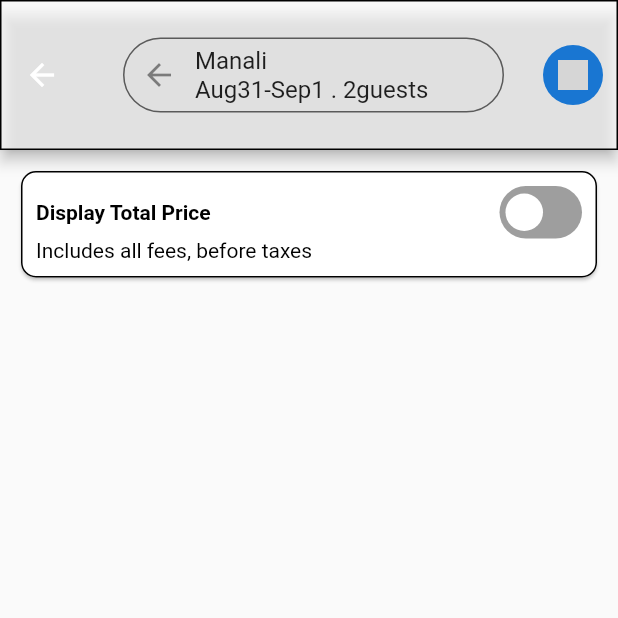
After one commit to SamarthPanchal14/Flutter_Practice, a Flutter app: the screen it shows after launch, after a tap on "go to Hotel_Screen", on a phone screen of 412 x 824 dp, the top half of it. The commit adds this screen. Run offline on Flutter 3.47's test engine with Material 2 defaults, Android fonts, the phone set to English and light mode, and no system bars; drawn by our look-alikes of flutter_switch; our stand-ins replace font_awesome_flutter, image_picker; grey boxes are pictures that could not be loaded.

Commit message:
Design Screen commit

```diff
--- /dev/null
+++ b/lib/Navigator/HotelScreen.dart
@@ -0,0 +1,109 @@
+import 'package:flutter/material.dart';
+import 'package:flutter_switch/flutter_switch.dart';
+import 'package:font_awesome_flutter/font_awesome_flutter.dart';
+
+class hotelscreen extends StatefulWidget {
+  const hotelscreen({Key? key}) : super(key: key);
+
+  @override
+  State<hotelscreen> createState() => _hotelscreenState();
+}
+
+class _hotelscreenState extends State<hotelscreen> {
+  final TextEditingController _searchController = TextEditingController();
+  bool _switchValue = false;
+  @override
+  Widget build(BuildContext context) {
+    return Scaffold(
+      appBar: AppBar(
+        shape: const OutlineInputBorder(
+            borderRadius: BorderRadius.vertical(bottom: Radius.zero)),
+        toolbarHeight: 100,
+        backgroundColor: Colors.white60,
+        actions: [
+          Padding(
+            padding: const EdgeInsets.only(right: 10),
+            child: CircleAvatar(
+                child: Image.asset(
+                  'assets/images/setting.jpg',
+                  width: 20,
+                )),
+          ),
+        ],
+        title: Padding(
+          padding: const EdgeInsets.all(10),
+          child: TextField(
+            controller: _searchController,
+            maxLines: 2,
+            decoration: InputDecoration(
+              filled: true,
+              fillColor: Colors.grey[300],
+              hintText: 'Manali\nAug31-Sep1 . 2guests',
+              hintStyle: const TextStyle(color: Colors.black87),
+              border: const OutlineInputBorder(
+                borderRadius: BorderRadius.all(Radius.circular(50)),
+              ),
+              contentPadding:
+              const EdgeInsets.symmetric(vertical: 6, horizontal: 10),
+              prefixIcon: const Icon(Icons.arrow_back),
+            ),
+            onChanged: (value) {},
+          ),
+        ),
+      ),
+      body: SingleChildScrollView(
+        child: Column(
+          children: [
+            Padding(
+              padding: const EdgeInsets.all(10),
+              child: Card(
+                shape: const OutlineInputBorder(
+                  borderRadius: BorderRadius.all(
+                    Radius.circular(10),
+                  ),
+                ),
+                child: Padding(
+                  padding: const EdgeInsets.all(10),
+                  child: Column(
+                    children: [
+                      Row(
+                        mainAxisAlignment: MainAxisAlignment.spaceBetween,
+                        children: [
+                          const Text(
+                            'Display Total Price',
+                            style: TextStyle(
+                                color: Colors.black,
+                                fontWeight: FontWeight.bold),
+                          ),
+                          FlutterSwitch(
+                            width: 55,
+                            activeIcon: const FaIcon(FontAwesomeIcons.check),
+                            activeColor: Colors.black,
+                            value: _switchValue,
+                            onToggle: (value) {
+                              setState(() {
+                                _switchValue = value;
+                              });
+                            },
+                          )
+                        ],
+                      ),
+                      Row(
+                        children: [
+                          Text(
+                            'Includes all fees, before taxes',
+                            style: TextStyle(color: Colors.black),
+                          ),
+                        ],
+                      ),
+                    ],
+                  ),
+                ),
+              ),
+            ),
+          ],
+        ),
+      )
+    );
+  }
+}
--- a/lib/Navigator/login.dart
+++ b/lib/Navigator/login.dart
@@ -364,6 +364,12 @@ class _loginState extends State<login> {
               ),
               ElevatedButton(
                 onPressed: () {
+                  Navigator.pushNamed(context, '/hotelscreen');
+                },
+                child: Text('go to Hotel_Screen'),
+              ),
+              ElevatedButton(
+                onPressed: () {
                   Navigator.pushNamed(context, '/screen1');
                 },
                 child: Text('go to screen1'),
--- a/lib/main.dart
+++ b/lib/main.dart
@@ -9,6 +9,7 @@ import 'package:flutterpractise1/routes.dart';
 void main() {
   runApp(
     MaterialApp(
+      debugShowCheckedModeBanner: false,
      onGenerateRoute: myRoutes.generateRoute,
       //home: row_colomn(),
     ),
--- a/lib/routes.dart
+++ b/lib/routes.dart
@@ -1,5 +1,6 @@
 import 'package:flutter/cupertino.dart';
 import 'package:flutter/material.dart';
+import 'package:flutterpractise1/Navigator/HotelScreen.dart';
 import 'package:flutterpractise1/Navigator/login.dart';
 import 'package:flutterpractise1/Navigator/loginscreen2.dart';
 import 'package:flutterpractise1/Navigator/profilepage.dart';
@@ -24,6 +25,8 @@ class myRoutes{
         return MaterialPageRoute(builder: (_) => profilepage());
       case '/loginscreen2':
         return MaterialPageRoute(builder: (_) => loginscreen2());
+      case '/hotelscreen':
+        return MaterialPageRoute(builder: (_) => hotelscreen());
 
       default:
         return MaterialPageRoute(builder: (_) => Scaffold(
--- a/pubspec.yaml
+++ b/pubspec.yaml
@@ -37,6 +37,8 @@ dependencies:
   cupertino_icons: ^1.0.2
   intl: ^0.17.0
   image_picker: ^1.0.0
+  flutter_switch: ^0.3.2
+  font_awesome_flutter: ^9.2.0
 
 dev_dependencies:
   flutter_test:
```
Also changed, not shown: assets/image/setting.jpg (added), pubspec.lock.
